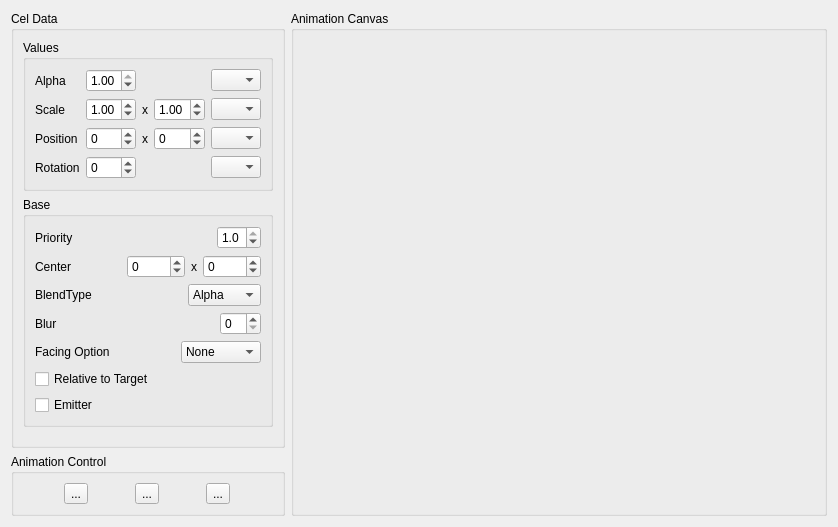
wasedaigo/samancing-roga, file AnimationViewer/AnimationViewer.ui: the form before one commit.
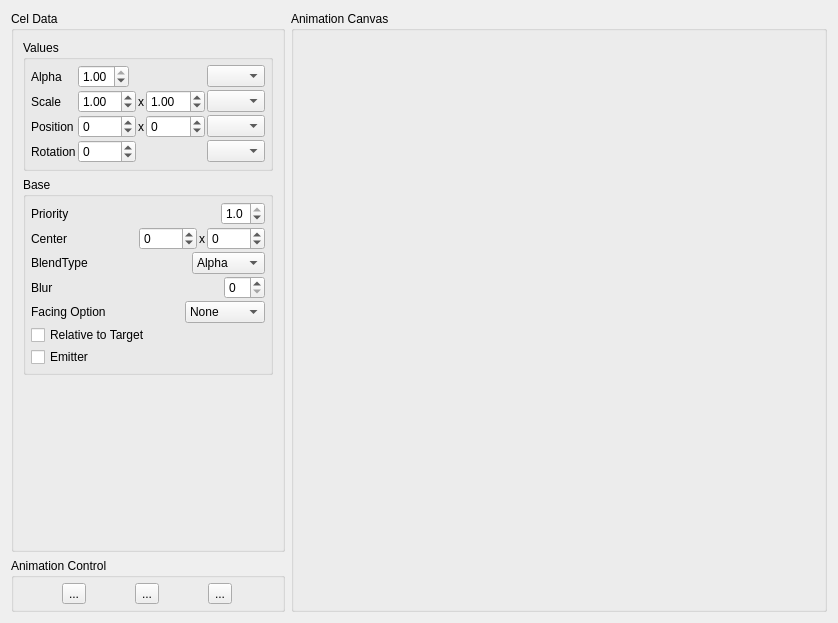
The form after the commit. Icons and pictures are not drawn.

The edit to the form file:
```diff
--- a/AnimationViewer/AnimationViewer.ui
+++ b/AnimationViewer/AnimationViewer.ui
@@ -7,7 +7,7 @@
     <x>0</x>
     <y>0</y>
     <width>838</width>
-    <height>527</height>
+    <height>623</height>
    </rect>
   </property>
   <property name="sizePolicy">
@@ -58,6 +58,12 @@
            <string>Values</string>
           </property>
           <layout class="QGridLayout" name="gridLayout_6">
+           <property name="margin">
+            <number>5</number>
+           </property>
+           <property name="spacing">
+            <number>2</number>
+           </property>
            <item row="0" column="0">
             <widget class="QLabel" name="label3">
              <property name="text">
@@ -248,6 +254,12 @@
            <string>Base</string>
           </property>
           <layout class="QVBoxLayout" name="verticalLayout_4">
+           <property name="spacing">
+            <number>2</number>
+           </property>
+           <property name="margin">
+            <number>5</number>
+           </property>
            <item>
             <layout class="QHBoxLayout" name="horizontalLayout_2">
              <item>
@@ -486,6 +498,9 @@
         <string>Animation Control</string>
        </property>
        <layout class="QVBoxLayout" name="verticalLayout_6">
+        <property name="margin">
+         <number>5</number>
+        </property>
         <item>
          <layout class="QHBoxLayout" name="animationControlBox">
           <item>
```
Left out of the diff: 10 changed lines with no effect on the pictures.
